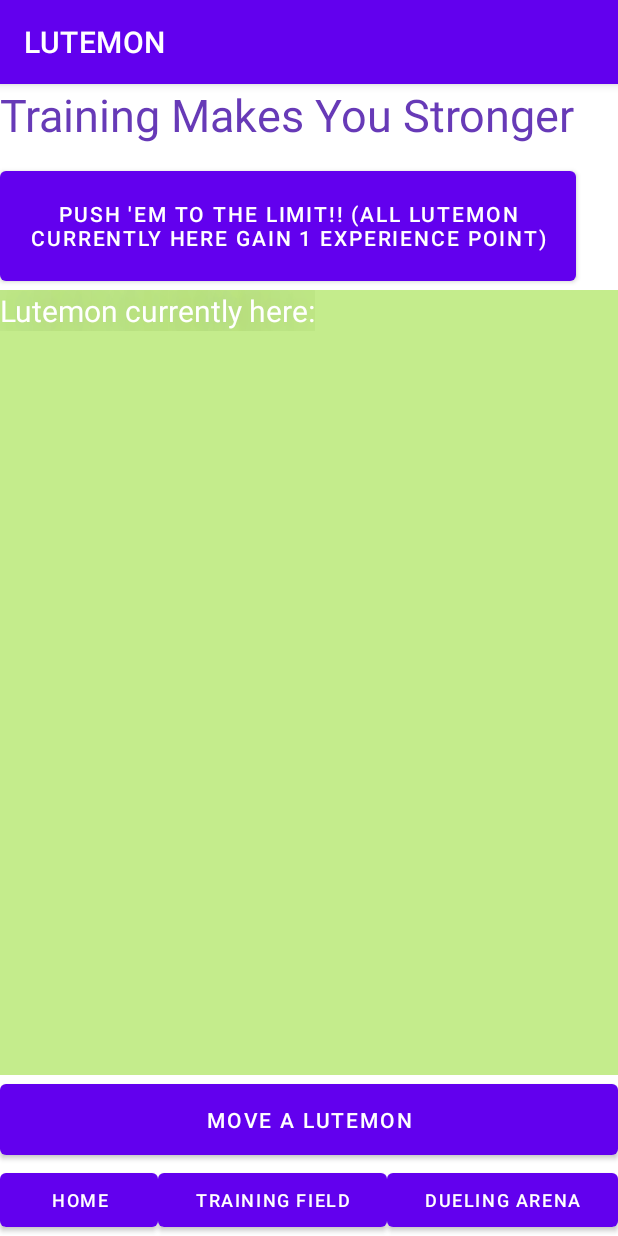
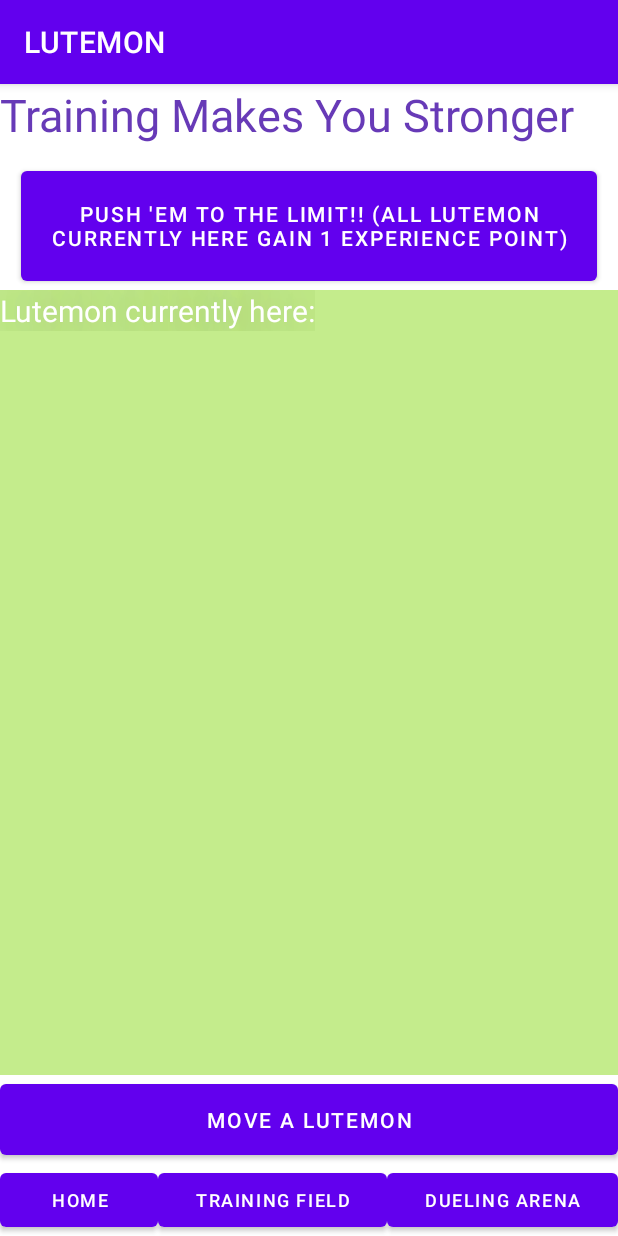
Before and after one commit to J40t/LUTEMON, an Android app: the screen it shows after launch (MainActivity), after a tap on "TRAINING FIELD", on a phone screen of 412 x 824 dp. Run offline under Robolectric (Android 15) with nearby library versions, the phone set to English and light mode, and no system bars; 3 other taps on this screen came first.

```diff
--- a/app/src/main/res/layout/fragment_training.xml
+++ b/app/src/main/res/layout/fragment_training.xml
@@ -20,7 +20,8 @@
     <LinearLayout
         android:layout_width="match_parent"
         android:layout_height="match_parent"
-        android:orientation="vertical">
+        android:orientation="vertical"
+        android:layout_gravity="center">
 
         <Button
             android:id="@+id/btnTrainEm"
@@ -31,7 +32,8 @@
             app:layout_constraintEnd_toEndOf="parent"
             app:layout_constraintHorizontal_bias="0.592"
             app:layout_constraintStart_toStartOf="parent"
-            app:layout_constraintTop_toBottomOf="@+id/textView4" />
+            app:layout_constraintTop_toBottomOf="@+id/textView4"
+            android:layout_gravity="center"/>
 
         <LinearLayout
             android:layout_width="match_parent"
```
